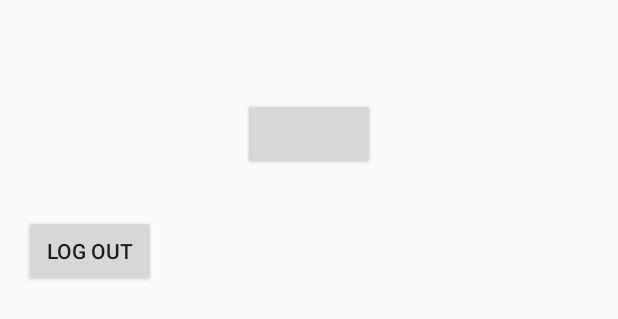
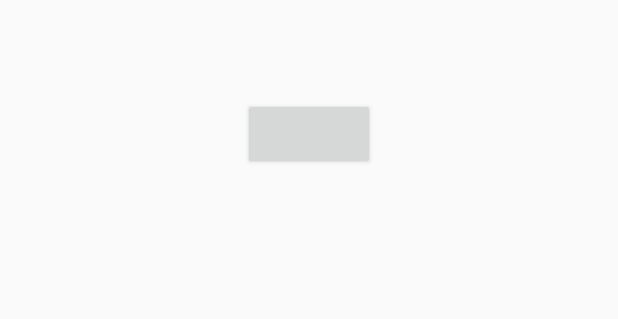
Before and after one commit to tcjverburg/endProjectMinor, an Android app: the layout activity_login.xml on its own in the app's theme, with its tools: preview values and no code run, on a phone screen of 412 x 824 dp. Shown: the top 319 px of the screen. Run offline under Robolectric (Android 15) with nearby library versions, the phone set to English and light mode, and no system bars; plain views replace LoginButton.

```diff
--- a/app/src/main/res/layout/activity_login.xml
+++ b/app/src/main/res/layout/activity_login.xml
@@ -23,12 +23,6 @@
         android:layout_marginTop="30dp"
         android:layout_marginBottom="30dp" />
 
-    <Button
-        android:layout_width="wrap_content"
-        android:layout_height="wrap_content"
-        android:id="@+id/log_out_button"
-        android:text="@string/log_out"/>
-
     <TextView
         android:layout_width="wrap_content"
         android:layout_height="wrap_content"
```
Also changed, not shown: app/src/main/java/nl/mprog/friendsandfood/FriendsListActivity.java (+21 -2 lines), app/src/main/java/nl/mprog/friendsandfood/LoginActivity.java (+19 -18 lines), app/src/main/java/nl/mprog/friendsandfood/NearRestaurantActivity.java (added, +16 -0 lines).
